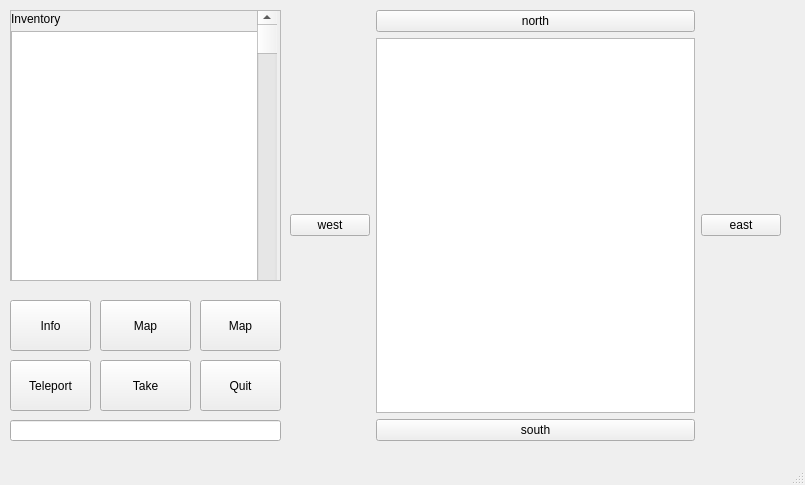
First picture: the form in Zork/mainwindow.ui, repository slkeady/CS4076_Project, before the edit.
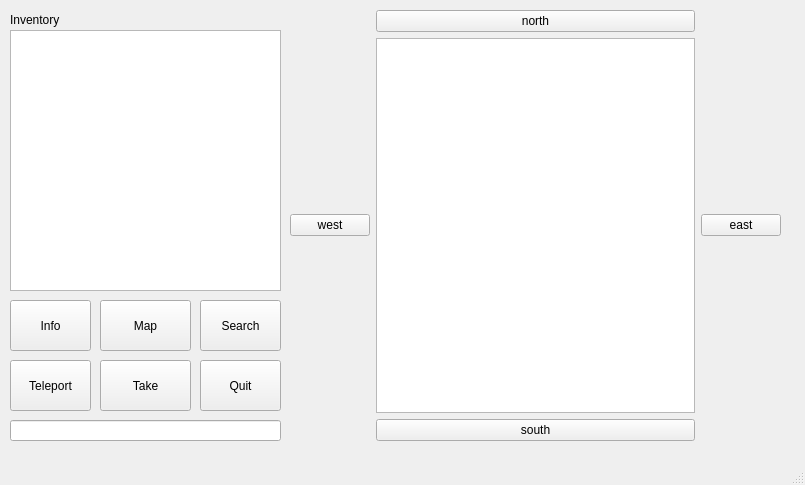
Second picture: the form after the edit.

What changed in the file:
```diff
--- a/Zork/mainwindow.ui
+++ b/Zork/mainwindow.ui
@@ -61,68 +61,6 @@
      </item>
     </layout>
    </widget>
-   <widget class="QScrollArea" name="scrollArea">
-    <property name="geometry">
-     <rect>
-      <x>10</x>
-      <y>10</y>
-      <width>271</width>
-      <height>271</height>
-     </rect>
-    </property>
-    <property name="widgetResizable">
-     <bool>true</bool>
-    </property>
-    <widget class="QWidget" name="scrollAreaWidgetContents_2">
-     <property name="geometry">
-      <rect>
-       <x>0</x>
-       <y>0</y>
-       <width>269</width>
-       <height>269</height>
-      </rect>
-     </property>
-     <widget class="QScrollBar" name="verticalScrollBar">
-      <property name="geometry">
-       <rect>
-        <x>246</x>
-        <y>0</y>
-        <width>20</width>
-        <height>341</height>
-       </rect>
-      </property>
-      <property name="orientation">
-       <enum>Qt::Vertical</enum>
-      </property>
-     </widget>
-     <widget class="QTableWidget" name="tableWidget">
-      <property name="geometry">
-       <rect>
-        <x>0</x>
-        <y>20</y>
-        <width>251</width>
-        <height>321</height>
-       </rect>
-      </property>
-     </widget>
-     <widget class="QLabel" name="label">
-      <property name="geometry">
-       <rect>
-        <x>0</x>
-        <y>0</y>
-        <width>251</width>
-        <height>16</height>
-       </rect>
-      </property>
-      <property name="text">
-       <string>Inventory</string>
-      </property>
-     </widget>
-     <zorder>tableWidget</zorder>
-     <zorder>label</zorder>
-     <zorder>verticalScrollBar</zorder>
-    </widget>
-   </widget>
    <widget class="QLineEdit" name="lineEdit">
     <property name="geometry">
      <rect>
@@ -182,7 +120,7 @@
      </rect>
     </property>
     <property name="text">
-     <string>Map</string>
+     <string>Search</string>
     </property>
    </widget>
    <widget class="QPushButton" name="infoButton">
@@ -211,6 +149,29 @@
      <string>Map</string>
     </property>
    </widget>
+   <widget class="QTextEdit" name="inventory">
+    <property name="geometry">
+     <rect>
+      <x>10</x>
+      <y>30</y>
+      <width>271</width>
+      <height>261</height>
+     </rect>
+    </property>
+   </widget>
+   <widget class="QLabel" name="label">
+    <property name="geometry">
+     <rect>
+      <x>10</x>
+      <y>10</y>
+      <width>271</width>
+      <height>20</height>
+     </rect>
+    </property>
+    <property name="text">
+     <string>Inventory</string>
+    </property>
+   </widget>
   </widget>
   <widget class="QMenuBar" name="menubar">
    <property name="geometry">
```
Left out of the diff: 4 changed lines with no effect on the pictures.
